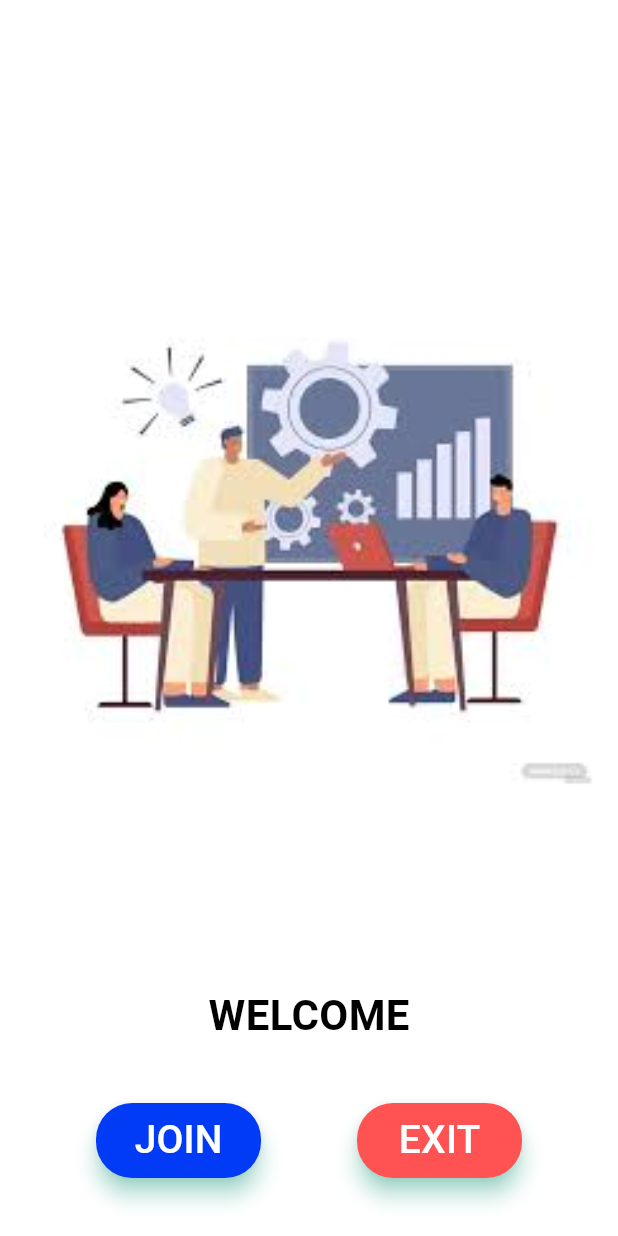
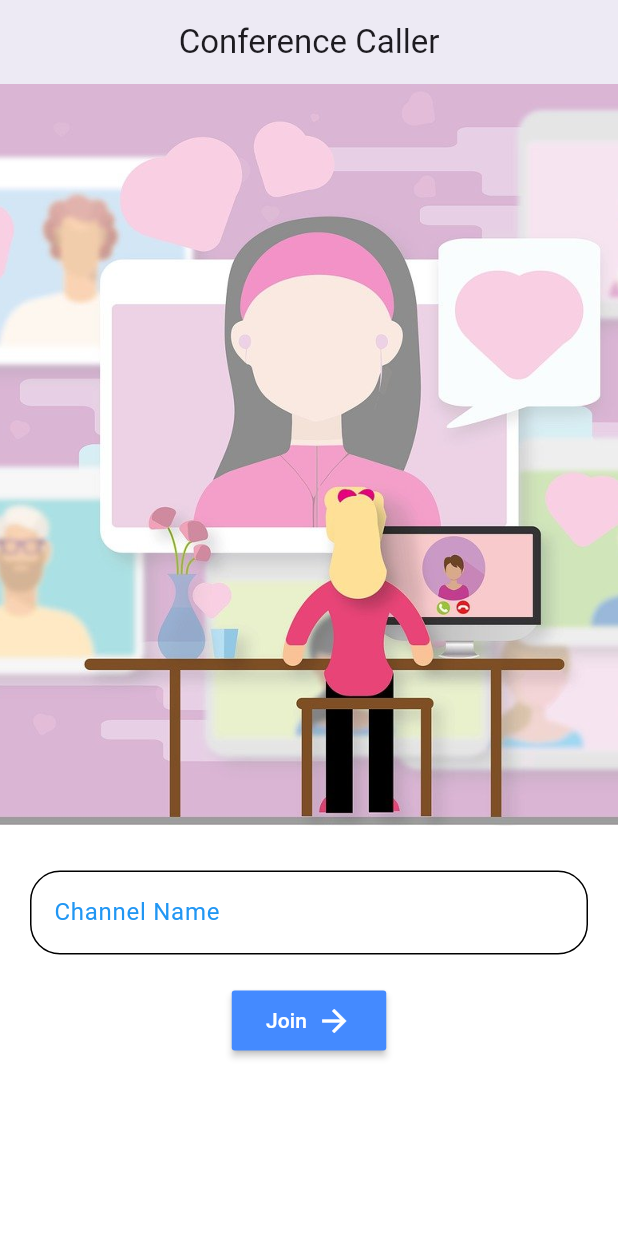
Before and after one commit to ArpitAswal/videocalling_byagora, a Flutter app: the screen it shows after launch, on a phone screen of 412 x 824 dp. Run offline on Flutter 3.47's test engine with Material 3 defaults, Android fonts, the phone set to English and light mode, and no system bars; our stand-ins replace permission_handler; missing offline and left inert: agora_rtc_engine.

Commit message:
update commit

```diff
--- a/lib/main.dart
+++ b/lib/main.dart
@@ -1,98 +1,119 @@
+
+import 'package:VideoCaller/videocall_screen.dart';
 import 'package:flutter/material.dart';
-import 'package:flutter/services.dart';
-import 'package:video_calling/videocall_screen.dart';
 
-const String appId = "1be0fa04f96344838da35ee0cb798d63";
+void main() => runApp(const MyApp());
 
-void main() {
-  WidgetsFlutterBinding.ensureInitialized();
-  SystemChrome.setPreferredOrientations(
-      [DeviceOrientation.portraitUp, DeviceOrientation.portraitDown]);
-
-  runApp(const MaterialApp(
-      debugShowCheckedModeBanner: false, home:
-  MyApp()
-  ));
-}
-
-class MyApp extends StatefulWidget {
-
-  const MyApp({Key? key}) : super(key: key);
-  @override
-  _MyAppState createState() => _MyAppState();
-}
-
-class _MyAppState extends State<MyApp> {
+class MyApp extends StatelessWidget {
+  const MyApp({super.key});
 
   @override
   Widget build(BuildContext context) {
-    return  Scaffold(
-         body: Stack(
-           alignment: Alignment.bottomCenter,
-           children: [
-             Container(
-                 height:MediaQuery.of(context).size.height,
-                 width:MediaQuery.of(context).size.width,
-                 //color:const Color(0xff023bf6)
-             color:Colors.white
+    return MaterialApp(
+      title: 'Agora Group Video Call',
+      debugShowCheckedModeBanner: false,
+      theme: ThemeData(
+        scaffoldBackgroundColor: Colors.white,
+        appBarTheme: const AppBarTheme(
+          color: Colors.white
         ),
-             Positioned(
-               bottom: 300,
+        primarySwatch: Colors.blue,
+        hintColor: Colors.blueAccent,
+      ),
+      home: const MyHomePage(),
+    );
+  }
+}
+
+class MyHomePage extends StatefulWidget {
+  const MyHomePage({super.key});
+
+  @override
+  _MyHomePageState createState() => _MyHomePageState();
+}
+
+class _MyHomePageState extends State<MyHomePage> {
+  final myController = TextEditingController();
+  bool _validateError = false;
+
+  @override
+  Widget build(BuildContext context) {
+    final height = MediaQuery.of(context).size.height;
+    final width = MediaQuery.of(context).size.width;
+
+    return Scaffold(
+      resizeToAvoidBottomInset: false,
+      appBar: AppBar(
+        centerTitle: true,
+        title: const Text('Conference Caller'),
+        elevation: 8,
+      ),
+      body: SingleChildScrollView(
         child: SizedBox(
-                 height: 380,
-                 width: 380,
-                 child:Image.asset('assets/images.jpg',fit: BoxFit.contain,)
+          height: height,
+          width: width,
+          child: Column(
+            crossAxisAlignment: CrossAxisAlignment.center,
+            children: <Widget>[
+              SizedBox(
+                  height: height * .6,
+                  width: width,
+                  child:Image.asset('assets/online-meeting.jpg',fit: BoxFit.cover, filterQuality: FilterQuality.high,)
+              ),
+              Padding(
+                padding: const EdgeInsets.fromLTRB(20.0, 30.0, 20.0, 20.0),
+                child: SizedBox(
+                  width: width,
+                  child: TextFormField(
+                    controller: myController,
+                    decoration: InputDecoration(
+                      labelText: 'Channel Name',
+                      labelStyle: const TextStyle(color: Colors.blue),
+                      errorText: _validateError
+                          ? 'Channel name is mandatory'
+                          : null,
+                      enabledBorder: OutlineInputBorder(
+                        borderRadius: BorderRadius.circular(20),
+                      ),
+                      focusedBorder: OutlineInputBorder(
+                        borderRadius: BorderRadius.circular(20),
                       ),
                     ),
-             Container(
-               height:MediaQuery.of(context).size.height/4,
-               width:MediaQuery.of(context).size.width,
-               decoration: const BoxDecoration(
-                 borderRadius: BorderRadius.vertical(top: Radius.circular(34)),
-                 color: Colors.white
                   ),
-               child: Column(
-                 mainAxisAlignment: MainAxisAlignment.spaceEvenly,
-                 crossAxisAlignment: CrossAxisAlignment.center,
-                 children: [
-                 const Text('WELCOME',style:TextStyle(color:Colors.black,fontWeight: FontWeight.bold,fontSize: 28)),
-                 Row(
-                   mainAxisAlignment: MainAxisAlignment.spaceEvenly,
-                 crossAxisAlignment: CrossAxisAlignment.center,
-                 children:[  ElevatedButton(
-                     onPressed: (){
-                       Navigator.push(context, MaterialPageRoute(builder: (context)=> VideoCallScreen()));
-                     },
-                   style: ButtonStyle(
-                       minimumSize: MaterialStateProperty.all(const Size(110, 50)),
-                     backgroundColor: MaterialStateProperty.all(const Color(0xff023bf6)),
-                     shadowColor: MaterialStateProperty.all(Colors.tealAccent),
-                     elevation:  MaterialStateProperty.all(6),
-                     shape:  MaterialStateProperty.all(RoundedRectangleBorder(borderRadius: BorderRadius.circular(24)))
                 ),
-                     child: const Center(child: Text('JOIN',style: TextStyle(color:Colors.white,fontSize: 26,fontWeight: FontWeight.w500),)),
               ),
-                   ElevatedButton(
-                     onPressed: (){
-                       SystemNavigator.pop();
-                     },
-                     style: ButtonStyle(
-                       minimumSize: MaterialStateProperty.all(const Size(110, 50)),
-                         backgroundColor: MaterialStateProperty.all(Colors.redAccent),
-                         shadowColor: MaterialStateProperty.all(Colors.tealAccent),
-                         elevation:  MaterialStateProperty.all(6),
-                         shape:  MaterialStateProperty.all(RoundedRectangleBorder(borderRadius: BorderRadius.circular(24)))),
-                     child: const Center(child: Text('EXIT',style: TextStyle(color:Colors.white,fontWeight: FontWeight.w500,fontSize: 26),)),
-                   )
-                 ]
-                 ),
-
+              SizedBox(
+                width: width * .25,
+                child: MaterialButton(
+                  onPressed: onJoin,
+                  height: 40,
+                  color: Colors.blueAccent,
+                  child: const Row(
+                    mainAxisAlignment: MainAxisAlignment.center,
+                    children: <Widget>[
+                      Text('Join', style: TextStyle(color: Colors.white)),
+                      SizedBox(width: 6.0),
+                      Icon(Icons.arrow_forward, color: Colors.white),
                     ],
                   ),
                 ),
-
+              ),
+              const SizedBox(height:100.0)
             ],
+          ),
+        ),
       ),
     );
   }
+
+  Future<void> onJoin() async {
+    setState(() {
+      myController.text.isEmpty
+          ? _validateError = true
+          : _validateError = false;
+    });
+    if(!_validateError){
+      Navigator.pushReplacement(context, MaterialPageRoute(builder: (BuildContext context)=> VideoCallScreen(channelName: myController.text.toString())));
     }
+  }
+}
```
Also changed, not shown: lib/utils.dart (added, +16 -0 lines), lib/videocall_screen.dart (+226 -146 lines), pubspec.yaml (+5 -5 lines), assets/avatar.png (added), assets/online-meeting.jpg (added), pubspec.lock, 9 other files. Lines whose indentation alone changed are shown as unchanged.
